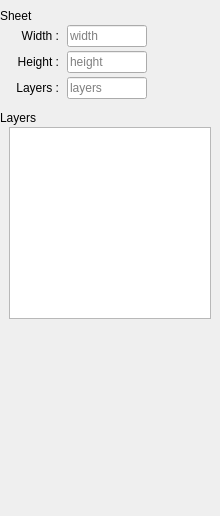
pniekamp/datum-studio, file src/plugins/sprite/spriteproperties.ui: the form before one commit.
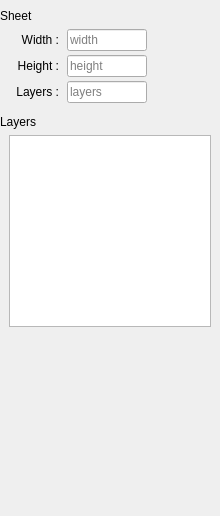
The form after the commit. Custom widgets are drawn as their Qt base class.

```diff
--- a/src/plugins/sprite/spriteproperties.ui
+++ b/src/plugins/sprite/spriteproperties.ui
@@ -100,7 +100,7 @@
            <number>9</number>
           </property>
           <property name="topMargin">
-           <number>2</number>
+           <number>6</number>
           </property>
           <property name="rightMargin">
            <number>9</number>
@@ -108,23 +108,7 @@
           <property name="bottomMargin">
            <number>12</number>
           </property>
-          <item row="1" column="0">
-           <widget class="QLabel" name="WidthLabel">
-            <property name="minimumSize">
-             <size>
-              <width>50</width>
-              <height>0</height>
-             </size>
-            </property>
-            <property name="text">
-             <string>Width :</string>
-            </property>
-            <property name="alignment">
-             <set>Qt::AlignRight|Qt::AlignTrailing|Qt::AlignVCenter</set>
-            </property>
-           </widget>
-          </item>
-          <item row="1" column="1">
+          <item row="0" column="1">
            <widget class="QLineEdit" name="Width">
             <property name="sizePolicy">
              <sizepolicy hsizetype="Preferred" vsizetype="Fixed">
@@ -146,23 +130,7 @@
             </property>
            </widget>
           </item>
-          <item row="2" column="0">
-           <widget class="QLabel" name="HeightLabel">
-            <property name="minimumSize">
-             <size>
-              <width>50</width>
-              <height>0</height>
-             </size>
-            </property>
-            <property name="text">
-             <string>Height :</string>
-            </property>
-            <property name="alignment">
-             <set>Qt::AlignRight|Qt::AlignTrailing|Qt::AlignVCenter</set>
-            </property>
-           </widget>
-          </item>
-          <item row="2" column="1">
+          <item row="1" column="1">
            <widget class="QLineEdit" name="Height">
             <property name="sizePolicy">
              <sizepolicy hsizetype="Preferred" vsizetype="Fixed">
@@ -184,23 +152,7 @@
             </property>
            </widget>
           </item>
-          <item row="3" column="0">
-           <widget class="QLabel" name="LayersLabel">
-            <property name="minimumSize">
-             <size>
-              <width>50</width>
-              <height>0</height>
-             </size>
-            </property>
-            <property name="text">
-             <string>Layers :</string>
-            </property>
-            <property name="alignment">
-             <set>Qt::AlignRight|Qt::AlignTrailing|Qt::AlignVCenter</set>
-            </property>
-           </widget>
-          </item>
-          <item row="3" column="1">
+          <item row="2" column="1">
            <widget class="QLineEdit" name="Layers">
             <property name="sizePolicy">
              <sizepolicy hsizetype="Preferred" vsizetype="Fixed">
@@ -222,6 +174,54 @@
             </property>
            </widget>
           </item>
+          <item row="0" column="0">
+           <widget class="QLabel" name="WidthLabel">
+            <property name="minimumSize">
+             <size>
+              <width>50</width>
+              <height>0</height>
+             </size>
+            </property>
+            <property name="text">
+             <string>Width :</string>
+            </property>
+            <property name="alignment">
+             <set>Qt::AlignRight|Qt::AlignTrailing|Qt::AlignVCenter</set>
+            </property>
+           </widget>
+          </item>
+          <item row="1" column="0">
+           <widget class="QLabel" name="HeightLabel">
+            <property name="minimumSize">
+             <size>
+              <width>50</width>
+              <height>0</height>
+             </size>
+            </property>
+            <property name="text">
+             <string>Height :</string>
+            </property>
+            <property name="alignment">
+             <set>Qt::AlignRight|Qt::AlignTrailing|Qt::AlignVCenter</set>
+            </property>
+           </widget>
+          </item>
+          <item row="2" column="0">
+           <widget class="QLabel" name="LayersLabel">
+            <property name="minimumSize">
+             <size>
+              <width>50</width>
+              <height>0</height>
+             </size>
+            </property>
+            <property name="text">
+             <string>Layers :</string>
+            </property>
+            <property name="alignment">
+             <set>Qt::AlignRight|Qt::AlignTrailing|Qt::AlignVCenter</set>
+            </property>
+           </widget>
+          </item>
          </layout>
         </item>
         <item>
@@ -240,7 +240,7 @@
            <number>9</number>
           </property>
           <property name="topMargin">
-           <number>2</number>
+           <number>6</number>
           </property>
           <property name="rightMargin">
            <number>9</number>
@@ -249,7 +249,7 @@
            <number>12</number>
           </property>
           <item>
-           <widget class="LayersWidget" name="LayersList">
+           <widget class="LayerListWidget" name="LayerList">
             <property name="acceptDrops">
              <bool>true</bool>
             </property>
@@ -268,6 +268,9 @@
               <height>48</height>
              </size>
             </property>
+            <property name="verticalScrollMode">
+             <enum>QAbstractItemView::ScrollPerPixel</enum>
+            </property>
             <property name="spacing">
              <number>4</number>
             </property>
@@ -297,9 +300,9 @@
  </widget>
  <customwidgets>
   <customwidget>
-   <class>LayersWidget</class>
+   <class>LayerListWidget</class>
    <extends>QListWidget</extends>
-   <header>layerswidget.h</header>
+   <header>layerlistwidget.h</header>
   </customwidget>
  </customwidgets>
  <resources/>
```
